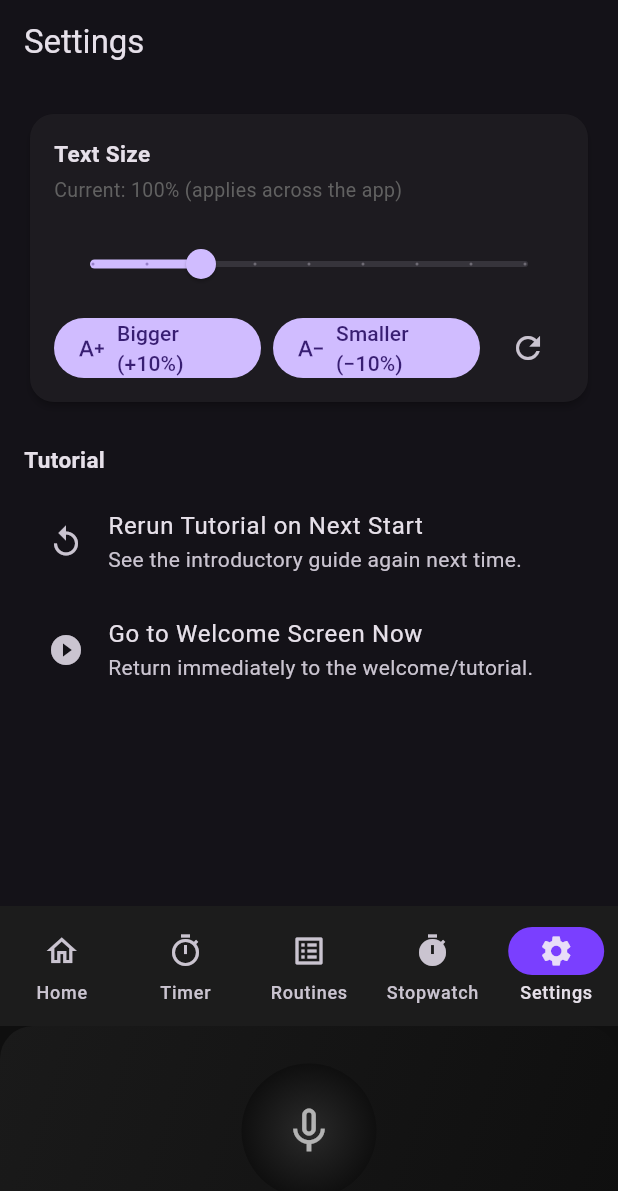
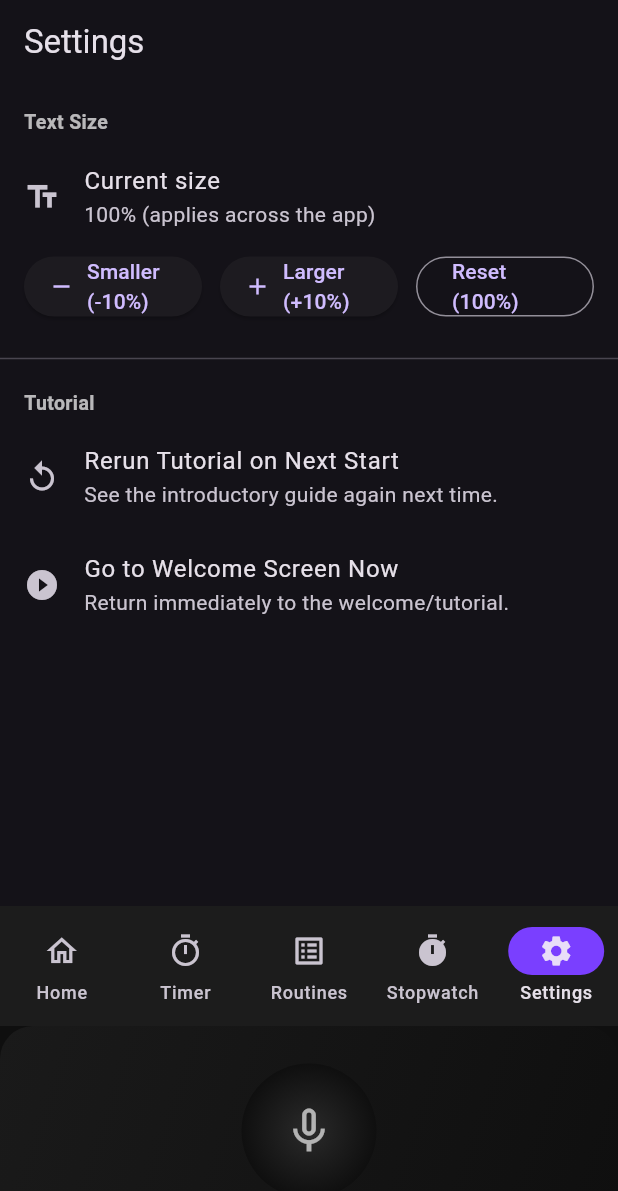
Before and after one commit to devgrg25/TickTalk-User-Stories-and-Project-Setup-Group-2-, a Flutter app: the screen it shows after launch, item 5 of the bottom bar chosen, on a phone screen of 412 x 824 dp. Shown: the top 1191 px of the screen. Run offline on Flutter 3.47's test engine with Material 3 defaults, Android fonts, the phone set to English and light mode, and no system bars; our stand-ins replace flutter_tts, google_fonts, shared_preferences, speech_to_text.

```diff
--- a/lib/UI/settings/font_scale.dart
+++ b/lib/UI/settings/font_scale.dart
@@ -1,27 +1,31 @@
-import 'package:flutter/foundation.dart';
+import 'package:flutter/material.dart';
 import 'package:shared_preferences/shared_preferences.dart';
 
 class FontScale extends ChangeNotifier {
-  FontScale._internal();
-  static final FontScale instance = FontScale._internal();
+  FontScale._();
+  static final FontScale instance = FontScale._();
 
-  static const _prefsKey = 'globalFontScale';
+  static const String _prefsKey = 'font_scale';
 
-  double _scale = 1.0; // 100%
+  double _scale = 1.0;
   double get scale => _scale;
 
+  /// Load saved scale from SharedPreferences
   Future<void> load() async {
     final prefs = await SharedPreferences.getInstance();
     _scale = prefs.getDouble(_prefsKey) ?? 1.0;
     notifyListeners();
   }
 
+  /// Set and persist scale (clamped between 70% and 160%)
   Future<void> setScale(double value) async {
-    // keep between 80% and 160% so it doesn’t get crazy
-    _scale = value.clamp(0.8, 1.6);
-    notifyListeners();
-
+    final clamped = value.clamp(0.7, 1.6);
+    _scale = clamped;
     final prefs = await SharedPreferences.getInstance();
     await prefs.setDouble(_prefsKey, _scale);
+    notifyListeners();
   }
+
+  Future<void> increaseBy10() => setScale(_scale + 0.10);
+  Future<void> decreaseBy10() => setScale(_scale - 0.10);
 }
--- a/lib/UI/settings/settings.dart
+++ b/lib/UI/settings/settings.dart
@@ -7,7 +7,7 @@ import 'font_scale.dart';
 class SettingsPage extends StatelessWidget {
   const SettingsPage({super.key});
 
-  // Resets the tutorial flag to rerun on next app start
+  // ------- Tutorial helpers -------
   Future<void> _rerunTutorial(BuildContext context) async {
     final prefs = await SharedPreferences.getInstance();
     await prefs.setBool('hasSeenWelcome', false);
@@ -22,144 +22,119 @@ class SettingsPage extends StatelessWidget {
     }
   }
 
-  // Immediately navigates to the Welcome page
   Future<void> _goToWelcomeScreen(BuildContext context) async {
     final prefs = await SharedPreferences.getInstance();
     await prefs.setBool('hasSeenWelcome', false);
 
-    if (context.mounted) {
+    if (!context.mounted) return;
+
     Navigator.of(context, rootNavigator: true).pushAndRemoveUntil(
       MaterialPageRoute(builder: (_) => const WelcomePage()),
           (route) => false,
     );
   }
+
+  // ------- Font helpers -------
+  Future<void> _increaseFont() async {
+    await FontScale.instance.increaseBy10();
   }
 
-  // Helpers for +/- 10%
-  Future<void> _increaseBy10() async {
-    final current = FontScale.instance.scale;
-    await FontScale.instance.setScale(current + 0.10);
+  Future<void> _decreaseFont() async {
+    await FontScale.instance.decreaseBy10();
   }
 
-  Future<void> _decreaseBy10() async {
-    final current = FontScale.instance.scale;
-    await FontScale.instance.setScale(current - 0.10);
+  Future<void> _resetFont() async {
+    await FontScale.instance.setScale(1.0);
   }
 
   @override
   Widget build(BuildContext context) {
     return Scaffold(
-      appBar: AppBar(
-        title: const Text('Settings'),
-      ),
-
-      // Rebuild when font scale changes
+      appBar: AppBar(title: const Text('Settings')),
       body: AnimatedBuilder(
         animation: FontScale.instance,
         builder: (context, _) {
-          final scale = FontScale.instance.scale;
-          final percent = (scale * 100).toStringAsFixed(0);
+          final percent = (FontScale.instance.scale * 100).toStringAsFixed(0);
 
           return ListView(
-            padding: const EdgeInsets.all(16),
+            padding: const EdgeInsets.symmetric(vertical: 8),
             children: [
-              // ---------- TEXT SIZE CARD ----------
-              Card(
-                elevation: 2,
-                shape: RoundedRectangleBorder(
-                  borderRadius: BorderRadius.circular(16),
-                ),
-                child: Padding(
-                  padding: const EdgeInsets.fromLTRB(16, 16, 16, 12),
-                  child: Column(
-                    crossAxisAlignment: CrossAxisAlignment.start,
-                    children: [
-                      const Text(
+              // ---------- Text Size ----------
+              const Padding(
+                padding: EdgeInsets.fromLTRB(16, 8, 16, 4),
+                child: Text(
                   'Text Size',
                   style: TextStyle(
-                          fontSize: 15,
+                    fontSize: 13,
                     fontWeight: FontWeight.w700,
+                    color: Colors.white70,
                   ),
                 ),
-                      const SizedBox(height: 4),
-                      Text(
-                        'Current: $percent% (applies across the app)',
-                        style: TextStyle(
-                          fontSize: 13,
-                          color: Colors.grey.shade700,
+              ),
+              ListTile(
+                leading: const Icon(Icons.text_fields),
+                title: const Text('Current size'),
+                subtitle: Text('$percent% (applies across the app)'),
+              ),
+              Padding(
+                padding: const EdgeInsets.fromLTRB(16, 0, 16, 8),
+                child: Row(
+                  children: [
+                    Expanded(
+                      child: ElevatedButton.icon(
+                        onPressed: _decreaseFont,
+                        icon: const Icon(Icons.remove),
+                        label: const Text('Smaller (-10%)'),
                       ),
                     ),
-                      const SizedBox(height: 16),
-
-                      // Slider
-                      Slider(
-                        min: 0.8,
-                        max: 1.6,
-                        divisions: 8,
-                        value: scale.clamp(0.8, 1.6),
-                        label: '$percent%',
-                        onChanged: (value) {
-                          FontScale.instance.setScale(value);
-                        },
-                      ),
-
-                      const SizedBox(height: 8),
-
-                      // Buttons row
-                      Row(
-                        children: [
+                    const SizedBox(width: 12),
                     Expanded(
-                            child: FilledButton.icon(
-                              onPressed: _increaseBy10,
-                              icon: const Icon(Icons.text_increase),
-                              label: const Text('Bigger (+10%)'),
+                      child: ElevatedButton.icon(
+                        onPressed: _increaseFont,
+                        icon: const Icon(Icons.add),
+                        label: const Text('Larger (+10%)'),
                       ),
                     ),
-                          const SizedBox(width: 8),
+                    const SizedBox(width: 12),
                     Expanded(
-                            child: FilledButton.icon(
-                              onPressed: _decreaseBy10,
-                              icon: const Icon(Icons.text_decrease),
-                              label: const Text('Smaller (−10%)'),
+                      child: OutlinedButton(
+                        onPressed: _resetFont,
+                        child: const Text('Reset (100%)'),
                       ),
-                          ),
-                          const SizedBox(width: 8),
-                          IconButton(
-                            tooltip: 'Reset to 100%',
-                            onPressed: () => FontScale.instance.setScale(1.0),
-                            icon: const Icon(Icons.refresh),
-                          ),
-                        ],
                     ),
                   ],
                 ),
               ),
-              ),
 
-              const SizedBox(height: 24),
+              const Divider(height: 32),
 
-              // ---------- TUTORIAL SECTION ----------
-              const Text(
+              // ---------- Tutorial ----------
+              const Padding(
+                padding: EdgeInsets.fromLTRB(16, 4, 16, 4),
+                child: Text(
                   'Tutorial',
                   style: TextStyle(
-                  fontSize: 15,
+                    fontSize: 13,
                     fontWeight: FontWeight.w700,
+                    color: Colors.white70,
                   ),
                 ),
-              const SizedBox(height: 8),
+              ),
               ListTile(
+                leading: const Icon(Icons.replay),
                 title: const Text('Rerun Tutorial on Next Start'),
-                subtitle: const Text('See the introductory guide again next time.'),
-                leading: const Icon(Icons.replay),
+                subtitle:
+                const Text('See the introductory guide again next time.'),
                 onTap: () => _rerunTutorial(context),
               ),
               ListTile(
+                leading: const Icon(Icons.play_circle_fill),
                 title: const Text('Go to Welcome Screen Now'),
                 subtitle:
                 const Text('Return immediately to the welcome/tutorial.'),
-                leading: const Icon(Icons.play_circle_fill),
                 onTap: () => _goToWelcomeScreen(context),
               ),
+              const SizedBox(height: 12),
             ],
           );
         },
--- a/lib/app_shell/main_shell.dart
+++ b/lib/app_shell/main_shell.dart
@@ -20,6 +20,10 @@ import '../logic/tutorial/tutorial_controller.dart';
 
 import 'voice_mic_bar.dart';
 import 'voice_router.dart';
+
+import '../UI/settings/font_scale.dart';
+import '../logic/voice/voice_tts_service.dart';
+
 
 class MainShell extends StatefulWidget {
   final bool startTutorial;
@@ -169,6 +173,23 @@ class _MainShellState extends State<MainShell> {
             return;
           }
 
+          // 🔹 Voice-based font scale
+          if (lower.contains('increase font') ||
+              lower.contains('bigger text') ||
+              lower.contains('larger text')) {
+            await FontScale.instance.increaseBy10();
+            await VoiceTtsService.instance.speak('Increasing font size.');
+            return;
+          }
+
+          if (lower.contains('decrease font') ||
+              lower.contains('smaller text') ||
+              lower.contains('reduce font')) {
+            await FontScale.instance.decreaseBy10();
+            await VoiceTtsService.instance.speak('Decreasing font size.');
+            return;
+          }
+
           // Normal voice routing
           if (lower.isNotEmpty) _voiceRouter.handle(lower);
         },
--- a/lib/logic/voice/ai_interpreter.dart
+++ b/lib/logic/voice/ai_interpreter.dart
@@ -7,7 +7,7 @@ class AiInterpreter {
   static bool useCloudflare = true;
 
   // 👉 Change ONLY this URL each time Cloudflare Tunnel gives you a new one
-  static String cloudflareUrl = "https://covered-msgid-pets-ericsson.trycloudflare.com";
+  static String cloudflareUrl = "https://intimate-flag-slightly-orientation.trycloudflare.com";
 
   // 👉 Home local network (not used on eduroam)
   static String localUrl = "http://192.168.0.121:8000";
--- a/lib/logic/voice/ai_remote_service.dart
+++ b/lib/logic/voice/ai_remote_service.dart
@@ -6,7 +6,7 @@ class AiRemoteService {
   static bool useCloudflare = true;
 
   // 👉 Update this URL whenever Cloudflare gives you a new one
-  static String cloudflareUrl = "https://covered-msgid-pets-ericsson.trycloudflare.com";
+  static String cloudflareUrl = "https://intimate-flag-slightly-orientation.trycloudflare.com";
 
   // 👉 Local testing at home (LAN)
   static const String localUrl = "http://192.168.0.121:8000";
--- a/lib/main.dart
+++ b/lib/main.dart
@@ -1,9 +1,13 @@
 import 'package:flutter/material.dart';
 import 'app_shell/main_shell.dart';
+import 'UI/settings/font_scale.dart';  // 👈 NEW
 
 final RouteObserver<PageRoute> routeObserver = RouteObserver<PageRoute>();
 
-void main() {
+// 👇 make main async so we can load the saved font scale
+Future<void> main() async {
+  WidgetsFlutterBinding.ensureInitialized();
+  await FontScale.instance.load(); // load saved font size
   runApp(const TickTalkApp());
 }
 
@@ -12,12 +16,33 @@ class TickTalkApp extends StatelessWidget {
 
   @override
   Widget build(BuildContext context) {
+    // Rebuild app whenever FontScale changes
+    return AnimatedBuilder(
+      animation: FontScale.instance,
+      builder: (context, _) {
+        final scale = FontScale.instance.scale;
+
         return MaterialApp(
           debugShowCheckedModeBanner: false,
           title: "TickTalk",
           theme: ThemeData.dark(),
           navigatorObservers: [routeObserver],
+
+          // Apply global text scaling
+          builder: (context, child) {
+            if (child == null) return const SizedBox.shrink();
+            final mq = MediaQuery.of(context);
+            return MediaQuery(
+              data: mq.copyWith(
+                textScaler: TextScaler.linear(scale),
+              ),
+              child: child,
+            );
+          },
+
           home: const MainShell(),
+        );
+      },
     );
   }
 }
```
Lines whose indentation alone changed are shown as unchanged.
